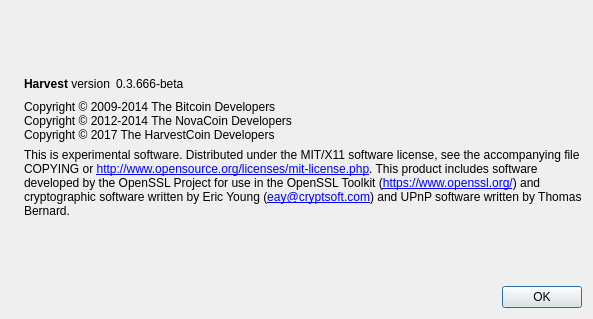
First picture: the form in src/qt/forms/aboutdialog.ui, repository cbtc/anewcoin, before the edit.
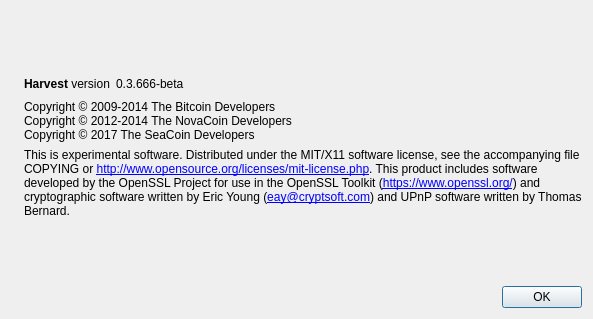
Second picture: the form after the edit. Icons and pictures are not drawn.

What changed in the file:
```diff
--- a/src/qt/forms/aboutdialog.ui
+++ b/src/qt/forms/aboutdialog.ui
@@ -93,7 +93,7 @@
        <property name="text">
         <string>Copyright © 2009-2014 The Bitcoin Developers
 Copyright © 2012-2014 The NovaCoin Developers
-Copyright © 2017 The HarvestCoin Developers</string>
+Copyright © 2017 The SeaCoin Developers</string>
        </property>
        <property name="textInteractionFlags">
         <set>Qt::LinksAccessibleByMouse|Qt::TextSelectableByKeyboard|Qt::TextSelectableByMouse</set>
```
